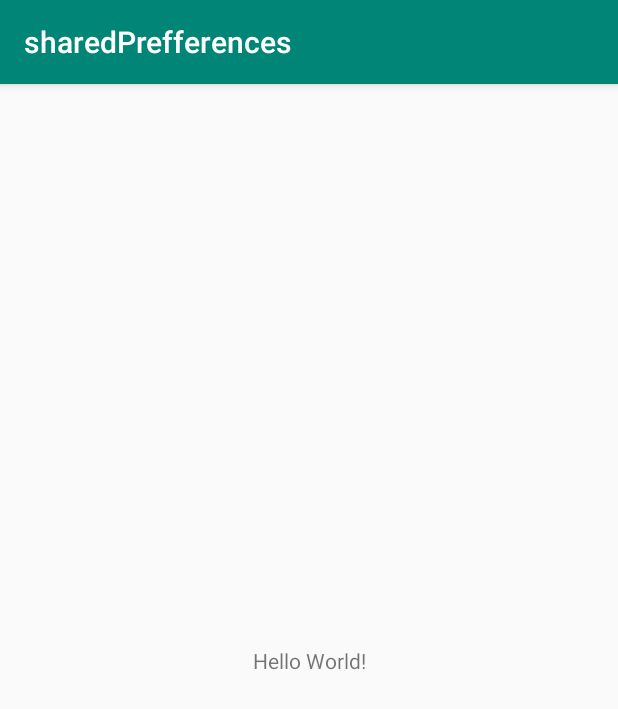
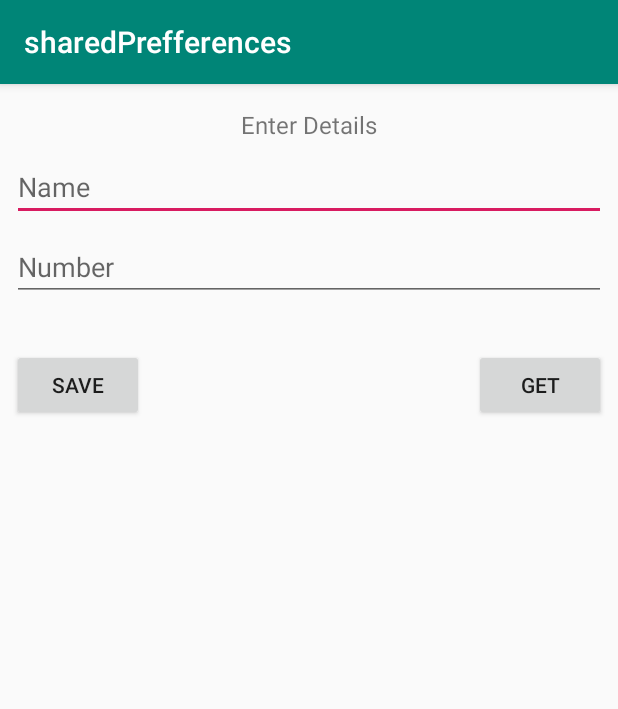
Before and after one commit to chrisribia/sharedPrefferences, an Android app: the screen it shows after launch (MainActivity), on a phone screen of 412 x 824 dp. Shown: the top 709 px of the screen. Run offline under Robolectric (Android 15) with nearby library versions, the phone set to English and light mode, and no system bars.

Commit message:
Add Crude functionality

```diff
--- a/app/src/main/java/co/ke/sharedprefferences/MainActivity.kt
+++ b/app/src/main/java/co/ke/sharedprefferences/MainActivity.kt
@@ -1,12 +1,35 @@
 package co.ke.sharedprefferences
 
+import android.content.Context
 import androidx.appcompat.app.AppCompatActivity
 import android.os.Bundle
+import android.view.View
+import android.widget.Toast
+import kotlinx.android.synthetic.main.activity_main.*
 
 class MainActivity : AppCompatActivity() {
 
     override fun onCreate(savedInstanceState: Bundle?) {
         super.onCreate(savedInstanceState)
         setContentView(R.layout.activity_main)
+
+    }
+
+    //saving data
+    fun saveData(view: View) {
+        val sharedPref = this.getPreferences(Context.MODE_PRIVATE) ?: return
+        with(sharedPref.edit()) {
+            putString("name", et_name.text.toString())
+            putInt("number", et_number.text.toString().toInt())
+            commit()
+        }
+    }
+
+    fun getData(view: View) {
+        val sharedPref = this.getPreferences(Context.MODE_PRIVATE) ?: return
+        val str_name = sharedPref.getString("name", "")
+        val int_number = sharedPref.getInt("number", 0)
+        Toast.makeText(this, "$str_name $int_number", Toast.LENGTH_LONG).show()
+
     }
 }
--- a/app/src/main/res/layout/activity_main.xml
+++ b/app/src/main/res/layout/activity_main.xml
@@ -7,13 +7,71 @@
         android:layout_height="match_parent"
         tools:context=".MainActivity">
 
-    <TextView
-            android:layout_width="wrap_content"
-            android:layout_height="wrap_content"
-            android:text="Hello World!"
-            app:layout_constraintBottom_toBottomOf="parent"
-            app:layout_constraintLeft_toLeftOf="parent"
-            app:layout_constraintRight_toRightOf="parent"
-            app:layout_constraintTop_toTopOf="parent"/>
+    <?xml version="1.0" encoding="utf-8"?>
+    <android.support.constraint.ConstraintLayout
+            android:layout_width="match_parent"
+                                                 android:layout_height="match_parent"
+                                                 tools:context=".MainActivity">
+
+        <TextView
+                android:id="@+id/textView"
+                android:layout_width="wrap_content"
+                android:layout_height="wrap_content"
+                android:layout_marginTop="16dp"
+                android:text="Enter Details"
+                android:textSize="16dp"
+                app:layout_constraintLeft_toLeftOf="parent"
+                app:layout_constraintRight_toRightOf="parent"
+                app:layout_constraintTop_toTopOf="parent" />
+
+        <EditText
+                android:id="@+id/et_name"
+                android:layout_width="match_parent"
+                android:layout_height="wrap_content"
+                android:layout_margin="8dp"
+                android:ems="10"
+                android:inputType="textPersonName"
+                android:hint="Name"
+                app:layout_constraintEnd_toEndOf="parent"
+                app:layout_constraintStart_toStartOf="parent"
+                app:layout_constraintTop_toBottomOf="@+id/textView" />
+
+        <EditText
+                android:id="@+id/et_number"
+                android:layout_width="match_parent"
+                android:layout_height="wrap_content"
+                android:layout_margin="8dp"
+                android:ems="10"
+                android:hint="Number"
+                android:inputType="phone"
+                app:layout_constraintEnd_toEndOf="parent"
+                app:layout_constraintStart_toStartOf="parent"
+                app:layout_constraintTop_toBottomOf="@+id/et_name" />
+
+        <Button
+                android:id="@+id/btn_save"
+                android:layout_width="wrap_content"
+                android:layout_height="wrap_content"
+                android:layout_marginLeft="8dp"
+                android:layout_marginStart="8dp"
+                android:layout_marginTop="32dp"
+                android:text="Save"
+                android:onClick="saveData"
+                app:layout_constraintStart_toStartOf="parent"
+                app:layout_constraintTop_toBottomOf="@+id/et_number" />
+
+        <Button
+                android:id="@+id/btn_get"
+                android:layout_width="wrap_content"
+                android:layout_height="wrap_content"
+                android:layout_marginEnd="8dp"
+                android:layout_marginRight="8dp"
+                android:layout_marginTop="32dp"
+                android:text="Get"
+                android:onClick="getData"
+                app:layout_constraintEnd_toEndOf="parent"
+                app:layout_constraintTop_toBottomOf="@+id/et_number" />
+
+    </android.support.constraint.ConstraintLayout>
 
 </androidx.constraintlayout.widget.ConstraintLayout>
```
